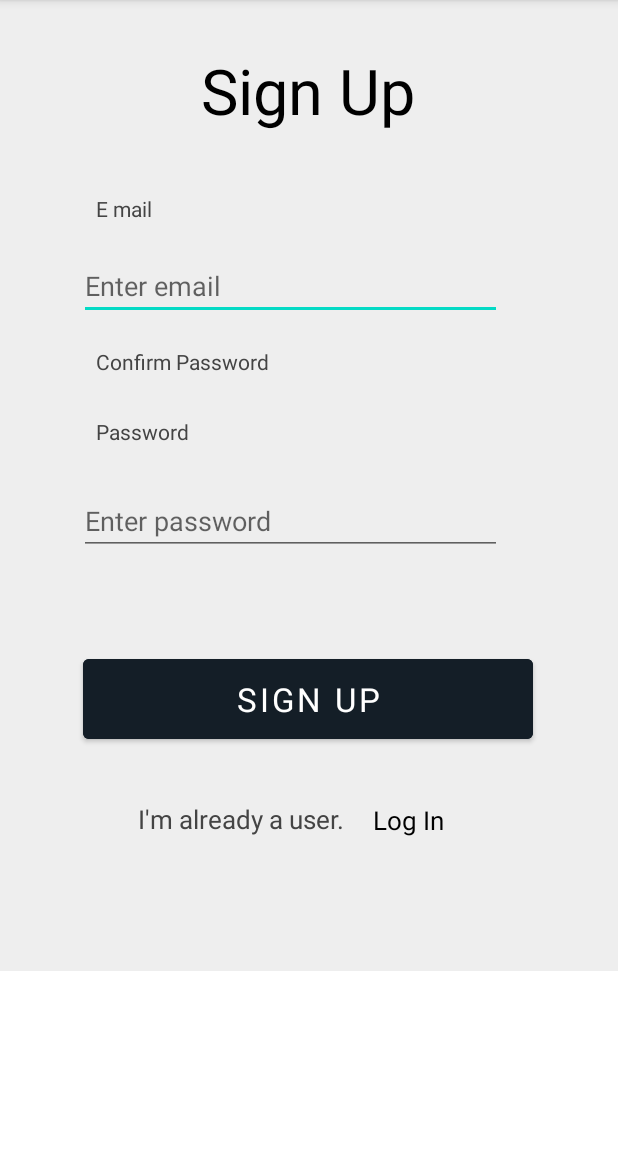
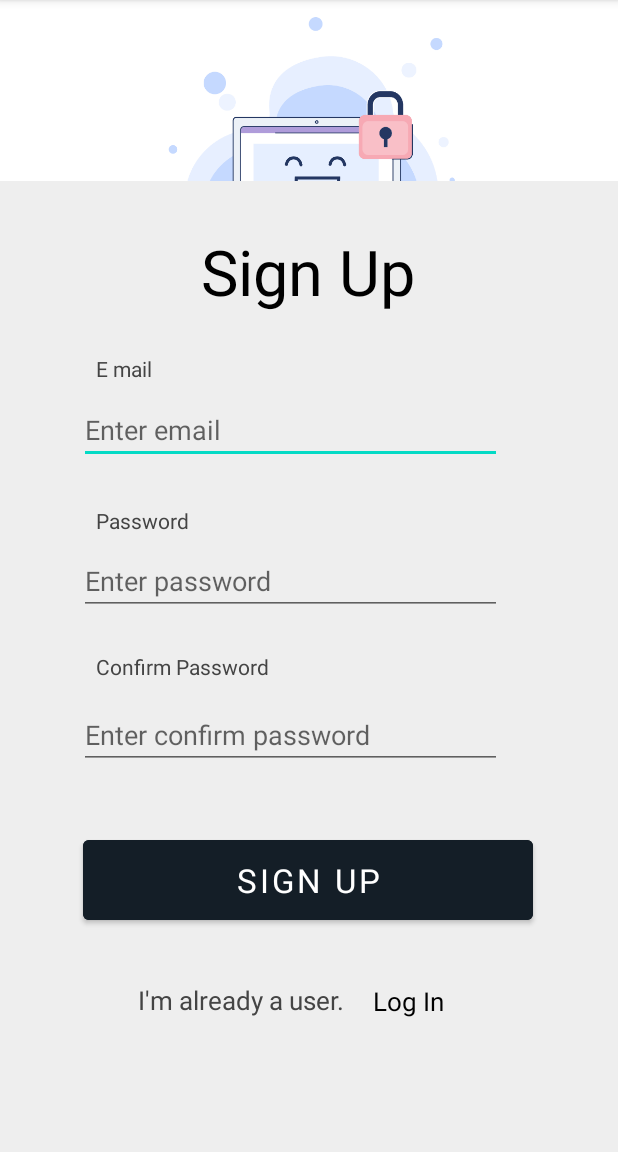
Before and after one commit to m-ahmed-anwer/bank-app, an Android app: the SignupActivity screen opened directly, with no data from a screen before it, on a phone screen of 412 x 824 dp, the part 84-1236 px from its top. Run offline under Robolectric (Android 15) with nearby library versions, the phone set to English and light mode, and no system bars; our stand-ins replace Firebase (no records; nobody signed in at launch, a user with empty details on screens opened directly); Roboto replaces fonts that are not available here.

Commit message:
Initial Commit

```diff
--- a/app/build.gradle
+++ b/app/build.gradle
@@ -1,5 +1,6 @@
 plugins {
     id 'com.android.application'
+    id 'com.google.gms.google-services'
 }
 
 android {
@@ -40,8 +41,10 @@ dependencies {
     implementation 'androidx.annotation:annotation:1.3.0'
     implementation 'androidx.lifecycle:lifecycle-livedata-ktx:2.4.1'
     implementation 'androidx.lifecycle:lifecycle-viewmodel-ktx:2.4.1'
+    implementation 'com.google.firebase:firebase-auth:21.1.0'
     testImplementation 'junit:junit:4.13.2'
     androidTestImplementation 'androidx.test.ext:junit:1.1.5'
     androidTestImplementation 'androidx.test.espresso:espresso-core:3.5.1'
 
+
 }
--- a/app/src/main/res/layout/activity_main.xml
+++ b/app/src/main/res/layout/activity_main.xml
@@ -26,7 +26,7 @@
             android:backgroundTint="@color/theme2"
             android:fontFamily="@font/averia_sans_libre_bold"
             android:onClick="signIn"
-            android:text="Sign In"
+            android:text="LOG IN"
             android:textColor="@color/black"
             android:textSize="22sp"
             app:layout_constraintBottom_toBottomOf="parent"
--- a/app/src/main/res/layout/activity_signup.xml
+++ b/app/src/main/res/layout/activity_signup.xml
@@ -7,6 +7,7 @@
     tools:context=".SignupActivity">
 
     <pl.droidsonroids.gif.GifImageView
+        android:id="@+id/gifImageView"
         android:layout_width="382dp"
         android:layout_height="221dp"
         android:src="@drawable/login"
@@ -21,8 +22,12 @@
         android:layout_width="match_parent"
         android:layout_height="647dp"
         android:background="@color/theme2"
-        tools:layout_editor_absoluteX="-4dp"
-        tools:layout_editor_absoluteY="84dp">
+        app:layout_constraintBottom_toBottomOf="parent"
+        app:layout_constraintEnd_toEndOf="parent"
+        app:layout_constraintHorizontal_bias="0.0"
+        app:layout_constraintStart_toStartOf="parent"
+        app:layout_constraintTop_toTopOf="@+id/gifImageView"
+        app:layout_constraintVertical_bias="1.0">
 
         <Button
             android:id="@+id/button3"
@@ -30,7 +35,7 @@
             android:layout_height="65dp"
             android:backgroundTint="@color/theme1"
             android:fontFamily="@font/averia_sans_libre_bold"
-            android:onClick="home"
+            android:onClick="firebase"
             android:text="SIGN UP"
             android:textSize="22sp"
             app:layout_constraintBottom_toBottomOf="parent"
@@ -58,7 +63,7 @@
             tools:ignore="MissingConstraints" />
 
         <EditText
-            android:id="@+id/editTextTextPersonName"
+            android:id="@+id/emailSign"
             android:layout_width="282dp"
             android:layout_height="43dp"
             android:ems="10"
@@ -69,7 +74,7 @@
             app:layout_constraintHorizontal_bias="0.403"
             app:layout_constraintStart_toStartOf="parent"
             app:layout_constraintTop_toTopOf="parent"
-            app:layout_constraintVertical_bias="0.281"
+            app:layout_constraintVertical_bias="0.241"
             tools:ignore="Autofill,LabelFor,MissingConstraints" />
 
         <TextView
@@ -83,7 +88,7 @@
             app:layout_constraintHorizontal_bias="0.171"
             app:layout_constraintStart_toStartOf="parent"
             app:layout_constraintTop_toTopOf="parent"
-            app:layout_constraintVertical_bias="0.206" />
+            app:layout_constraintVertical_bias="0.184" />
 
         <TextView
             android:id="@+id/textView5"
@@ -96,7 +101,7 @@
             app:layout_constraintHorizontal_bias="0.183"
             app:layout_constraintStart_toStartOf="parent"
             app:layout_constraintTop_toTopOf="parent"
-            app:layout_constraintVertical_bias="0.443" />
+            app:layout_constraintVertical_bias="0.345" />
 
         <TextView
             android:id="@+id/textView9"
@@ -108,8 +113,7 @@
             app:layout_constraintEnd_toEndOf="parent"
             app:layout_constraintHorizontal_bias="0.216"
             app:layout_constraintStart_toStartOf="parent"
-            app:layout_constraintTop_toTopOf="parent"
-            app:layout_constraintVertical_bias="0.368" />
+            app:layout_constraintTop_toTopOf="parent" />
 
         <TextView
             android:id="@+id/textView6"
@@ -141,7 +145,22 @@
             app:layout_constraintVertical_bias="0.858" />
 
         <EditText
-            android:id="@+id/editTextTextPassword"
+            android:id="@+id/confirmSign"
+            android:layout_width="282dp"
+            android:layout_height="43dp"
+            android:ems="10"
+            android:hint="Enter confirm password"
+            android:inputType="textPassword"
+            app:layout_constraintBottom_toBottomOf="parent"
+            app:layout_constraintEnd_toEndOf="parent"
+            app:layout_constraintHorizontal_bias="0.403"
+            app:layout_constraintStart_toStartOf="parent"
+            app:layout_constraintTop_toTopOf="parent"
+            app:layout_constraintVertical_bias="0.577"
+            tools:ignore="MissingConstraints" />
+
+        <EditText
+            android:id="@+id/passwordSign"
             android:layout_width="282dp"
             android:layout_height="43dp"
             android:ems="10"
@@ -152,7 +171,7 @@
             app:layout_constraintHorizontal_bias="0.403"
             app:layout_constraintStart_toStartOf="parent"
             app:layout_constraintTop_toTopOf="parent"
-            app:layout_constraintVertical_bias="0.541"
+            app:layout_constraintVertical_bias="0.407"
             tools:ignore="MissingConstraints" />
     </androidx.constraintlayout.widget.ConstraintLayout>
 
--- a/build.gradle
+++ b/build.gradle
@@ -1,4 +1,8 @@
-// Top-level build file where you can add configuration options common to all sub-projects/modules.
+buildscript {
+    dependencies {
+        classpath 'com.google.gms:google-services:4.3.15'
+    }
+}// Top-level build file where you can add configuration options common to all sub-projects/modules.
 plugins {
     id 'com.android.application' version '7.3.1' apply false
     id 'com.android.library' version '7.3.1' apply false
```
Also changed, not shown: app/src/main/java/com/example/futurebank/LoginActivity.java (+26 -3 lines), app/src/main/java/com/example/futurebank/SignupActivity.java (+31 -2 lines), app/src/main/res/layout/activity_login.xml (+12 -7 lines).
